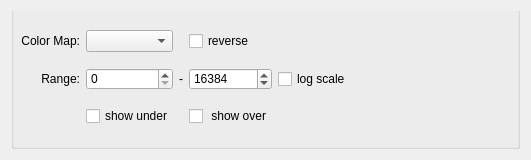
Old version of the form hexrd/ui/resources/ui/color_map_editor.ui in the repository HEXRD/hexrdgui.
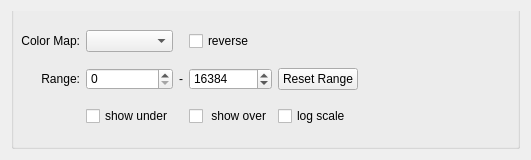
New version of the form.

Commit message:
Add "reset range" button to color map editor
This resets the range to the boundaries of the images.

The edit to the form file:
```diff
--- a/hexrd/ui/resources/ui/color_map_editor.ui
+++ b/hexrd/ui/resources/ui/color_map_editor.ui
@@ -85,13 +85,6 @@
         </property>
        </widget>
       </item>
-      <item row="1" column="4">
-       <widget class="QCheckBox" name="log_scale">
-        <property name="text">
-         <string>log scale</string>
-        </property>
-       </widget>
-      </item>
       <item row="1" column="2">
        <widget class="QLabel" name="label_3">
         <property name="text">
@@ -165,6 +158,23 @@
         </property>
        </spacer>
       </item>
+      <item row="2" column="4">
+       <widget class="QCheckBox" name="log_scale">
+        <property name="text">
+         <string>log scale</string>
+        </property>
+       </widget>
+      </item>
+      <item row="1" column="4">
+       <widget class="QPushButton" name="reset_range">
+        <property name="toolTip">
+         <string>Reset the range to the boundary values of the images</string>
+        </property>
+        <property name="text">
+         <string>Reset Range</string>
+        </property>
+       </widget>
+      </item>
      </layout>
     </widget>
    </item>
```
Left out of the diff: 3 changed lines with no effect on the pictures. The commit also changes 1 other file.
